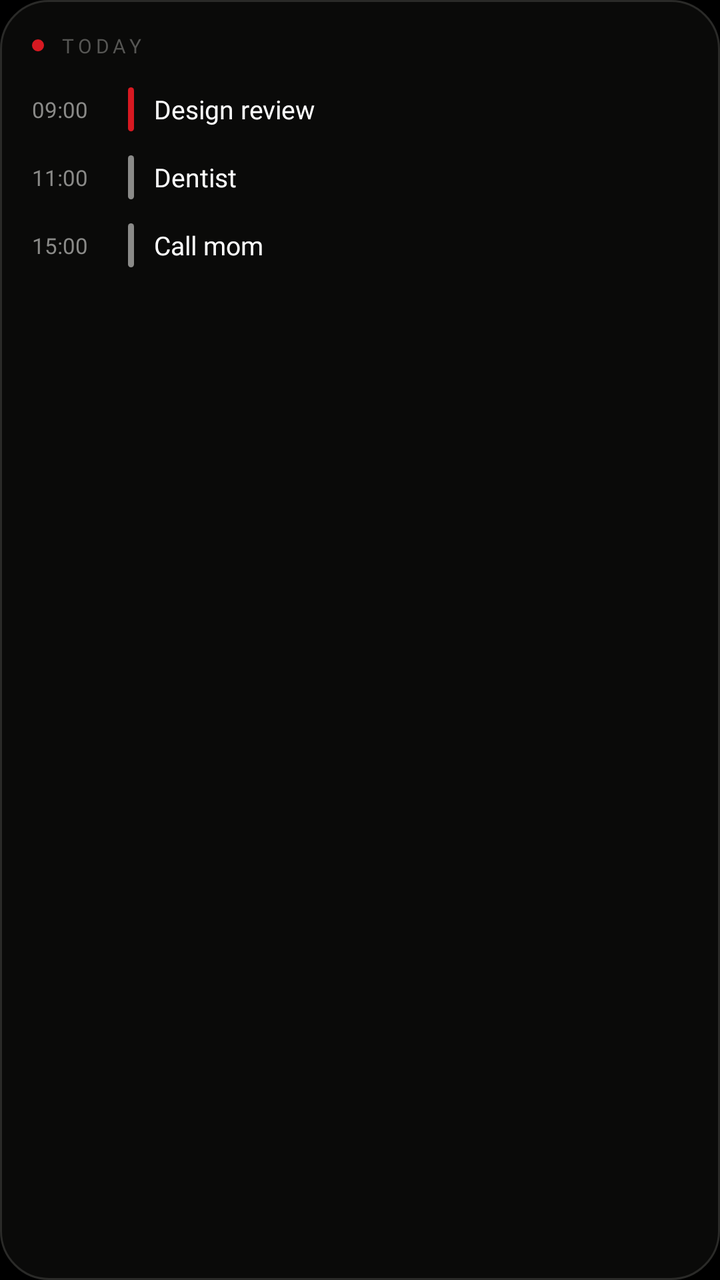
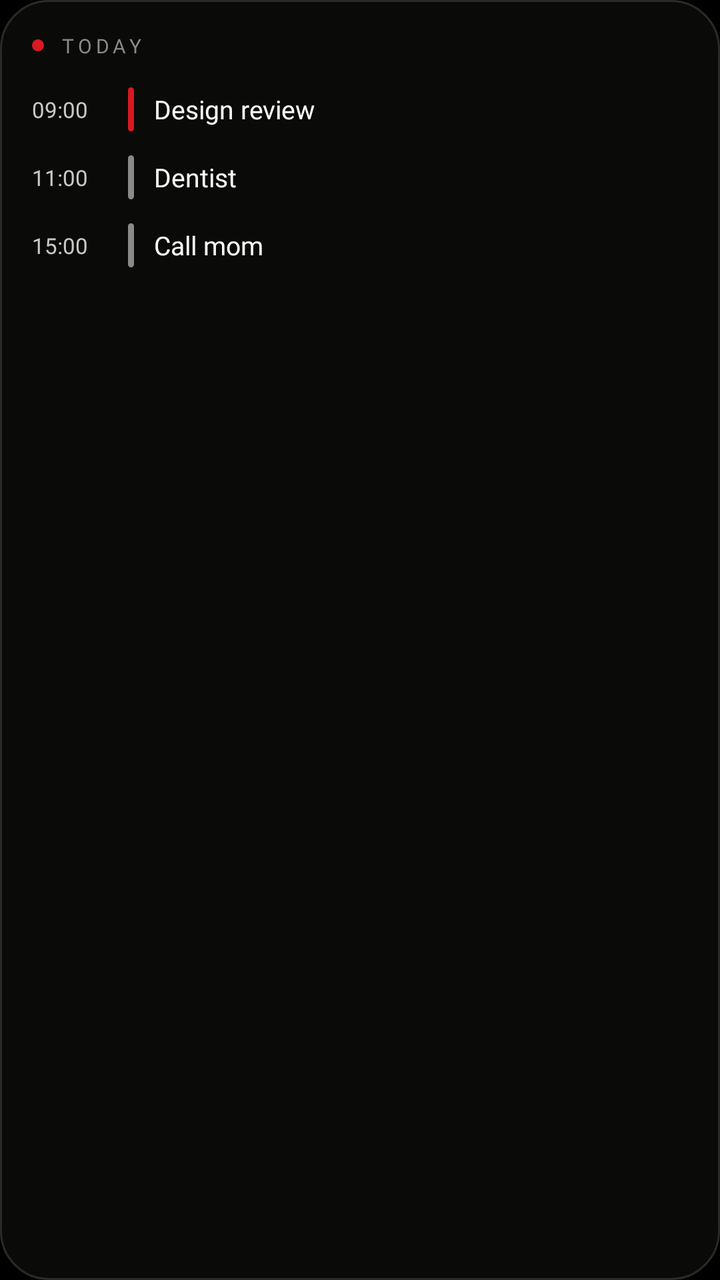

The first picture is an Android layout as it rendered before a commit; the second is the same layout after the commit. The layout source and the unified diff follow.
<!-- AndroidManifest.xml: application theme android:Theme.Black.NoTitleBar -->
<!-- res/layout/widget_preview_agenda.xml -->
<?xml version="1.0" encoding="utf-8"?>
<LinearLayout xmlns:android="http://schemas.android.com/apk/res/android"
    android:layout_width="match_parent"
    android:layout_height="match_parent"
    android:orientation="vertical"
    android:background="@drawable/widget_preview_bg"
    android:padding="16dp">

    <LinearLayout
        android:layout_width="wrap_content"
        android:layout_height="wrap_content"
        android:orientation="horizontal"
        android:gravity="center_vertical">

        <ImageView
            android:layout_width="6dp"
            android:layout_height="6dp"
            android:background="@drawable/widget_preview_dot"
            android:importantForAccessibility="no" />

        <TextView
            android:layout_width="wrap_content"
            android:layout_height="wrap_content"
            android:layout_marginStart="8dp"
            android:text="TODAY"
            android:textColor="#565654"
            android:textSize="10sp"
            android:letterSpacing="0.2"
            android:fontFamily="@font/ntype82_mono" />
    </LinearLayout>

    <LinearLayout
        android:layout_width="match_parent"
        android:layout_height="wrap_content"
        android:layout_marginTop="14dp"
        android:orientation="horizontal"
        android:gravity="center_vertical">
        <TextView
            android:layout_width="48dp"
            android:layout_height="wrap_content"
            android:text="09:00"
            android:textColor="#8A8A88"
            android:textSize="11sp"
            android:fontFamily="@font/ndot55_regular" />
        <ImageView
            android:layout_width="3dp"
            android:layout_height="22dp"
            android:background="@drawable/widget_preview_bar_red"
            android:importantForAccessibility="no" />
        <TextView
            android:layout_width="wrap_content"
            android:layout_height="wrap_content"
            android:layout_marginStart="10dp"
            android:text="Design review"
            android:textColor="#FFFFFF"
            android:textSize="13sp"
            android:maxLines="1"
            android:fontFamily="@font/ntype82_regular" />
    </LinearLayout>

    <LinearLayout
        android:layout_width="match_parent"
        android:layout_height="wrap_content"
        android:layout_marginTop="12dp"
        android:orientation="horizontal"
        android:gravity="center_vertical">
        <TextView
            android:layout_width="48dp"
            android:layout_height="wrap_content"
            android:text="11:00"
            android:textColor="#8A8A88"
            android:textSize="11sp"
            android:fontFamily="@font/ndot55_regular" />
        <ImageView
            android:layout_width="3dp"
            android:layout_height="22dp"
            android:background="@drawable/widget_preview_bar_dim"
            android:importantForAccessibility="no" />
        <TextView
            android:layout_width="wrap_content"
            android:layout_height="wrap_content"
            android:layout_marginStart="10dp"
            android:text="Dentist"
            android:textColor="#FFFFFF"
            android:textSize="13sp"
            android:maxLines="1"
            android:fontFamily="@font/ntype82_regular" />
    </LinearLayout>

    <LinearLayout
        android:layout_width="match_parent"
        android:layout_height="wrap_content"
        android:layout_marginTop="12dp"
        android:orientation="horizontal"
        android:gravity="center_vertical">
        <TextView
            android:layout_width="48dp"
            android:layout_height="wrap_content"
            android:text="15:00"
            android:textColor="#8A8A88"
            android:textSize="11sp"
            android:fontFamily="@font/ndot55_regular" />
        <ImageView
            android:layout_width="3dp"
            android:layout_height="22dp"
            android:background="@drawable/widget_preview_bar_dim"
            android:importantForAccessibility="no" />
        <TextView
            android:layout_width="wrap_content"
            android:layout_height="wrap_content"
            android:layout_marginStart="10dp"
            android:text="Call mom"
            android:textColor="#FFFFFF"
            android:textSize="13sp"
            android:maxLines="1"
            android:fontFamily="@font/ntype82_regular" />
    </LinearLayout>
</LinearLayout>
<!-- resources referenced by this layout -->
<resources>
  <!-- drawable widget_preview_bar_dim (drawable) -->
  <?xml version="1.0" encoding="utf-8"?>
  <shape xmlns:android="http://schemas.android.com/apk/res/android" android:shape="rectangle">
      <solid android:color="#8A8A88" />
      <corners android:radius="3dp" />
  </shape>
  <!-- drawable widget_preview_bar_red (drawable) -->
  <?xml version="1.0" encoding="utf-8"?>
  <shape xmlns:android="http://schemas.android.com/apk/res/android" android:shape="rectangle">
      <solid android:color="#D71921" />
      <corners android:radius="3dp" />
  </shape>
  <!-- drawable widget_preview_bg (drawable) -->
  <?xml version="1.0" encoding="utf-8"?>
  <shape xmlns:android="http://schemas.android.com/apk/res/android" android:shape="rectangle">
      <solid android:color="#0A0A09" />
      <corners android:radius="24dp" />
      <stroke android:width="1dp" android:color="#2A2A28" />
  </shape>
  <!-- drawable widget_preview_dot (drawable) -->
  <?xml version="1.0" encoding="utf-8"?>
  <shape xmlns:android="http://schemas.android.com/apk/res/android" android:shape="oval">
      <solid android:color="#D71921" />
      <size android:width="6dp" android:height="6dp" />
  </shape>
</resources>

<!-- the commit's change to res/layout/widget_preview_agenda.xml (unified diff, before → after) -->
@@ -23,7 +23,7 @@
             android:layout_height="wrap_content"
             android:layout_marginStart="8dp"
             android:text="TODAY"
-            android:textColor="#565654"
+            android:textColor="#8A8A88"
             android:textSize="10sp"
             android:letterSpacing="0.2"
             android:fontFamily="@font/ntype82_mono" />
@@ -39,7 +39,7 @@
             android:layout_width="48dp"
             android:layout_height="wrap_content"
             android:text="09:00"
-            android:textColor="#8A8A88"
+            android:textColor="#C8C8C6"
             android:textSize="11sp"
             android:fontFamily="@font/ndot55_regular" />
         <ImageView
@@ -68,7 +68,7 @@
             android:layout_width="48dp"
             android:layout_height="wrap_content"
             android:text="11:00"
-            android:textColor="#8A8A88"
+            android:textColor="#C8C8C6"
             android:textSize="11sp"
             android:fontFamily="@font/ndot55_regular" />
         <ImageView
@@ -97,7 +97,7 @@
             android:layout_width="48dp"
             android:layout_height="wrap_content"
             android:text="15:00"
-            android:textColor="#8A8A88"
+            android:textColor="#C8C8C6"
             android:textSize="11sp"
             android:fontFamily="@font/ndot55_regular" />
         <ImageView
